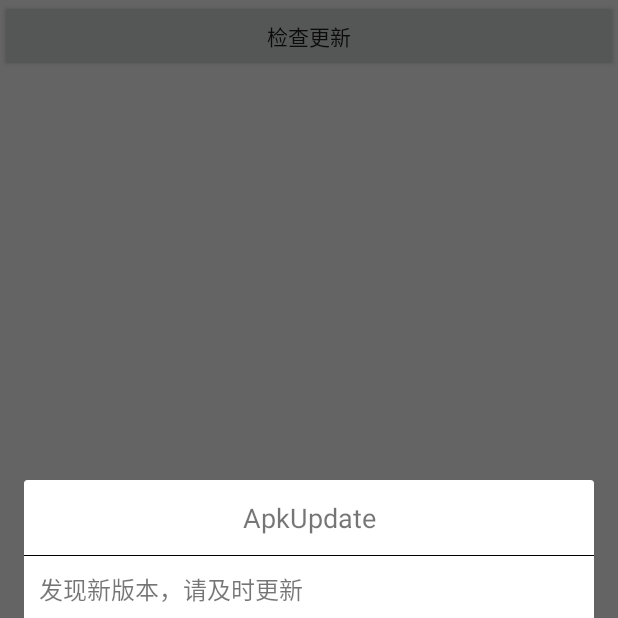
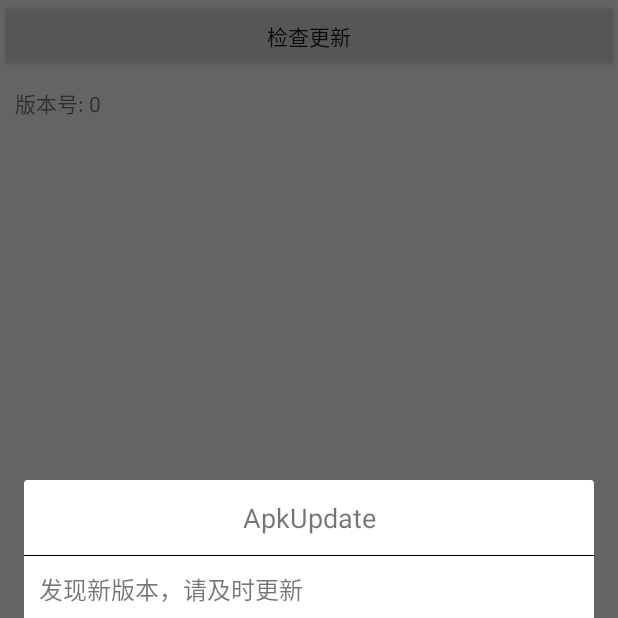
Before and after one commit to jinhuizxc/ApkUpdate, an Android app: the screen it shows after launch (MainActivity), after a tap on "检查更新", on a phone screen of 412 x 824 dp, the top half of it. Run offline under Robolectric (Android 15) with nearby library versions, the phone set to English and light mode, and no system bars; libraries missing offline, so code that uses them is left out: com.blankj.utilcode; 3 statements that could not run were skipped.

Commit message:
测试版本1

```diff
--- a/app/build.gradle
+++ b/app/build.gradle
@@ -25,4 +25,7 @@ dependencies {
     })
     implementation 'com.android.support:appcompat-v7:28.0.0'
     testImplementation 'junit:junit:4.12'
+
+    // utilcode
+    implementation 'com.blankj:utilcode:1.23.0'
 }
--- a/app/src/main/java/demo/com/apkupdate/activity/MainActivity.java
+++ b/app/src/main/java/demo/com/apkupdate/activity/MainActivity.java
@@ -3,8 +3,13 @@ package demo.com.apkupdate.activity;
 import android.content.Intent;
 import android.os.Bundle;
 import android.support.v7.app.AppCompatActivity;
+import android.util.Log;
 import android.view.View;
 import android.widget.Button;
+import android.widget.TextView;
+
+import com.blankj.utilcode.util.AppUtils;
+import com.blankj.utilcode.util.ToastUtils;
 
 import demo.com.apkupdate.R;
 import demo.com.apkupdate.update.UpdateService;
@@ -13,10 +18,21 @@ import demo.com.apkupdate.view.CommonDialog;
 /**
  *  解决 Android N 7.0 上 报错：android.os.FileUriExposedException
  *  https://blog.csdn.net/yy1300326388/article/details/52787853
+ *
+ *  git：(https://github.com/jinhuizxc/ApkUpdate/blob/master/app/release/app-release.apk?raw=true)
+ *   versionCode 2
+ *   versionName "2.0"
+ *
+ *   本地:
+ *    versionCode 1
+ *    versionName "1.0"
+ *
+ *    测试升级apk
  */
 public class MainActivity extends AppCompatActivity {
 
     private Button updateBtn;
+    private TextView tv_versionCode;
 
 
     @Override
@@ -25,6 +41,12 @@ public class MainActivity extends AppCompatActivity {
         setContentView(R.layout.activity_main);
 
         updateBtn = (Button) this.findViewById(R.id.updateBtn);
+        tv_versionCode = this.findViewById(R.id.tv_versionCode);
+
+        int versionCode = AppUtils.getAppVersionCode();
+        Log.e("test", "versionCode: " + versionCode);
+        tv_versionCode.setText("版本号: " + versionCode);
+
         updateBtn.setOnClickListener(new View.OnClickListener() {
             @Override
             public void onClick(View v) {
@@ -40,6 +62,22 @@ public class MainActivity extends AppCompatActivity {
      */
     private void checkVersion() {
 
+        // getAppVersionName                 : 获取 App 版本号
+        //getAppVersionCode                 : 获取 App 版本码
+        int versionCode = AppUtils.getAppVersionCode();
+        Log.e("test", "versionCode: " + versionCode);
+        String versionName = AppUtils.getAppVersionName();
+        Log.e("test", "versionName: " + versionName);
+
+        if (versionCode < 2){  // 版本2是git上面的apk的版本号
+            showUpdateDialog();
+        }else {
+            ToastUtils.showShort("您已经更新到最新版本啦！");
+        }
+
+    }
+
+    private void showUpdateDialog() {
         final CommonDialog dialog = new CommonDialog(this);
         dialog.setTitle("ApkUpdate");
         dialog.setContent("发现新版本，请及时更新");
@@ -63,6 +101,5 @@ public class MainActivity extends AppCompatActivity {
             }
         });
         dialog.show();
-
     }
 }
--- a/app/src/main/res/layout/activity_main.xml
+++ b/app/src/main/res/layout/activity_main.xml
@@ -1,7 +1,8 @@
 <?xml version="1.0" encoding="utf-8"?>
 <LinearLayout xmlns:android="http://schemas.android.com/apk/res/android"
     android:layout_width="match_parent"
-    android:layout_height="match_parent">
+    android:layout_height="match_parent"
+    android:orientation="vertical">
 
     <Button
         android:id="@+id/updateBtn"
@@ -9,4 +10,11 @@
         android:layout_height="wrap_content"
         android:padding="10dp"
         android:text="检查更新" />
+
+    <TextView
+        android:id="@+id/tv_versionCode"
+        android:layout_width="match_parent"
+        android:layout_height="wrap_content"
+        android:padding="10dp"
+        android:text="版本号:" />
 </LinearLayout>
```
Also changed, not shown: 1 other file.
